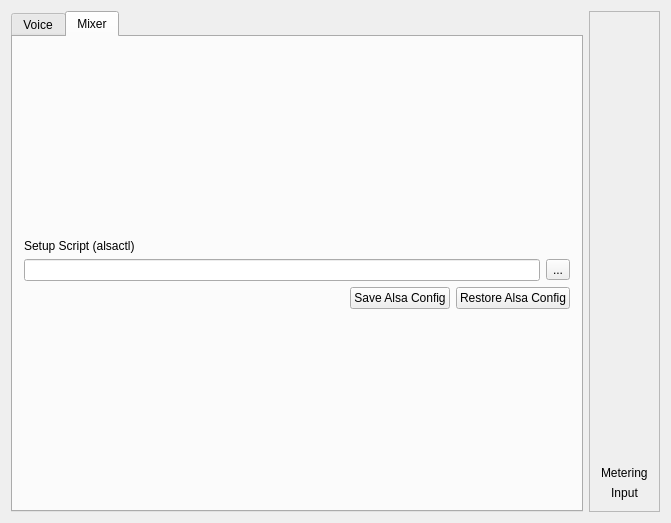
Qt form mqt/MqtKeyer/KeyerMain.ui (Rsclub22/Minos2-Mirror) before a commit.
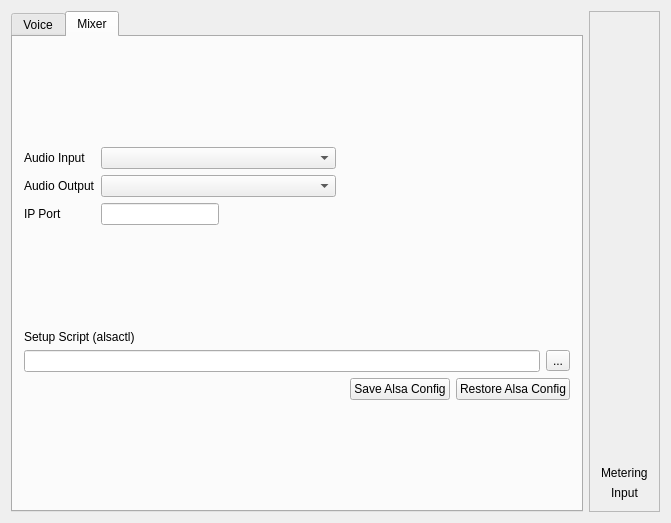
The same form after that commit. The open tabs and pages were chosen to show the change. Custom widgets are drawn as their Qt base class.

Commit message: Include the IP system for Keyer

Diff of the .ui file:
```diff
--- a/mqt/MqtKeyer/KeyerMain.ui
+++ b/mqt/MqtKeyer/KeyerMain.ui
@@ -363,7 +363,7 @@
        <attribute name="title">
         <string>Mixer</string>
        </attribute>
-       <layout class="QVBoxLayout" name="verticalLayout_5">
+       <layout class="QVBoxLayout" name="verticalLayout_7">
         <item>
          <spacer name="verticalSpacer">
           <property name="orientation">
@@ -377,6 +377,91 @@
           </property>
          </spacer>
         </item>
+        <item>
+         <layout class="QHBoxLayout" name="horizontalLayout_13">
+          <item>
+           <layout class="QVBoxLayout" name="verticalLayout_6">
+            <item>
+             <widget class="QLabel" name="label_2">
+              <property name="text">
+               <string>Audio Input</string>
+              </property>
+             </widget>
+            </item>
+            <item>
+             <widget class="QLabel" name="label_8">
+              <property name="text">
+               <string>Audio Output</string>
+              </property>
+             </widget>
+            </item>
+            <item>
+             <widget class="QLabel" name="label_9">
+              <property name="text">
+               <string>IP Port</string>
+              </property>
+             </widget>
+            </item>
+           </layout>
+          </item>
+          <item>
+           <layout class="QVBoxLayout" name="verticalLayout_5">
+            <item>
+             <widget class="QComboBox" name="inputCombo"/>
+            </item>
+            <item>
+             <widget class="QComboBox" name="outputCombo"/>
+            </item>
+            <item>
+             <layout class="QHBoxLayout" name="horizontalLayout_2">
+              <item>
+               <widget class="QLineEdit" name="portEdit"/>
+              </item>
+              <item>
+               <spacer name="horizontalSpacer_4">
+                <property name="orientation">
+                 <enum>Qt::Horizontal</enum>
+                </property>
+                <property name="sizeHint" stdset="0">
+                 <size>
+                  <width>40</width>
+                  <height>20</height>
+                 </size>
+                </property>
+               </spacer>
+              </item>
+             </layout>
+            </item>
+           </layout>
+          </item>
+          <item>
+           <spacer name="horizontalSpacer_10">
+            <property name="orientation">
+             <enum>Qt::Horizontal</enum>
+            </property>
+            <property name="sizeHint" stdset="0">
+             <size>
+              <width>40</width>
+              <height>20</height>
+             </size>
+            </property>
+           </spacer>
+          </item>
+         </layout>
+        </item>
+        <item>
+         <spacer name="verticalSpacer_2">
+          <property name="orientation">
+           <enum>Qt::Vertical</enum>
+          </property>
+          <property name="sizeHint" stdset="0">
+           <size>
+            <width>20</width>
+            <height>76</height>
+           </size>
+          </property>
+         </spacer>
+        </item>
         <item>
          <layout class="QVBoxLayout" name="verticalLayout_4">
           <item>
```
Left out of the diff: 2 changed lines with no effect on the pictures. The commit also changes 24 other files.
